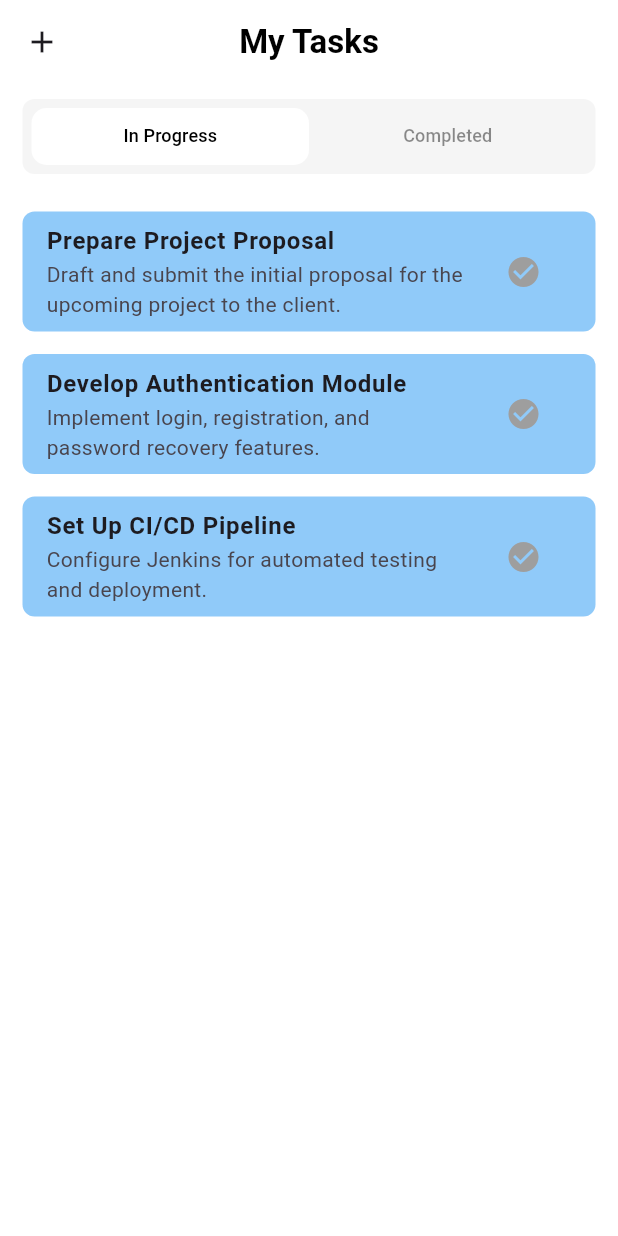
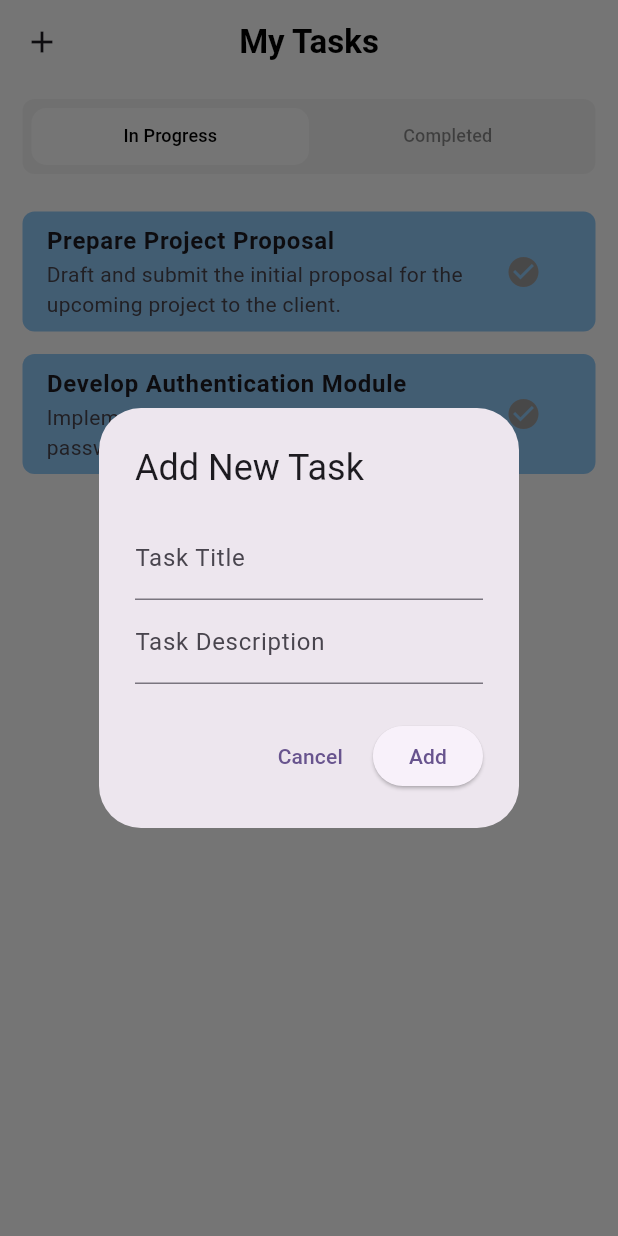
Before and after one commit to abdalhalimalzohbi/CSCI410-Task-Manager, a Flutter app: the screen it shows after launch, after a tap on the "add" icon, on a phone screen of 412 x 824 dp. Run offline on Flutter 3.47's test engine with Material 3 defaults, Android fonts, the phone set to English and light mode, and no system bars.

Commit message:
added add modal

```diff
--- a/lib/screens/HomePage.dart
+++ b/lib/screens/HomePage.dart
@@ -9,6 +9,7 @@ class HomePage extends StatefulWidget {
   @override
   State<HomePage> createState() => _HomePageState();
 }
+
 class _HomePageState extends State<HomePage> {
   final List<Task> tasks = [
     Task(
@@ -29,23 +30,6 @@ class _HomePageState extends State<HomePage> {
           'Implement login, registration, and password recovery features.',
       status: 'Ongoing',
     ),
-    Task(
-      title: 'Conduct Code Review',
-      description:
-          'Review the codebase for the new features implemented in Sprint 2.',
-      status: 'Completed',
-    ),
-    Task(
-      title: 'Set Up CI/CD Pipeline',
-      description: 'Configure Jenkins for automated testing and deployment.',
-      status: 'Ongoing',
-    ),
-    Task(
-      title: 'Prepare Sprint Retrospective',
-      description:
-          'Document the successes, challenges, and lessons learned during Sprint 2.',
-      status: 'Completed',
-    ),
   ];
 
   void updateTaskStatus(Task task, String newStatus) {
@@ -59,6 +43,59 @@ class _HomePageState extends State<HomePage> {
         );
       }
     });
+  }
+
+  void _showAddTaskDialog() {
+    final TextEditingController titleController = TextEditingController();
+    final TextEditingController descriptionController = TextEditingController();
+
+    showDialog(
+      context: context,
+      builder: (BuildContext context) {
+        return AlertDialog(
+          title: const Text('Add New Task'),
+          content: Column(
+            mainAxisSize: MainAxisSize.min,
+            children: [
+              TextField(
+                controller: titleController,
+                decoration: const InputDecoration(labelText: 'Task Title'),
+              ),
+              TextField(
+                controller: descriptionController,
+                decoration: const InputDecoration(labelText: 'Task Description'),
+              ),
+            ],
+          ),
+          actions: [
+            TextButton(
+              onPressed: () {
+                Navigator.of(context).pop();
+              },
+              child: const Text('Cancel'),
+            ),
+            ElevatedButton(
+              onPressed: () {
+                final String title = titleController.text.trim();
+                final String description = descriptionController.text.trim();
+
+                if (title.isNotEmpty && description.isNotEmpty) {
+                  setState(() {
+                    tasks.add(Task(
+                      title: title,
+                      description: description,
+                      status: 'Ongoing',
+                    ));
+                  });
+                  Navigator.of(context).pop();
+                }
+              },
+              child: const Text('Add'),
+            ),
+          ],
+        );
+      },
+    );
   }
 
   @override
@@ -75,7 +112,10 @@ class _HomePageState extends State<HomePage> {
             'My Tasks',
             style: TextStyle(fontWeight: FontWeight.bold, color: Colors.black),
           ),
-          leading: IconButton(onPressed: (){}, icon: Icon(Icons.add)),
+          leading: IconButton(
+            onPressed: _showAddTaskDialog,
+            icon: const Icon(Icons.add),
+          ),
           bottom: PreferredSize(
             preferredSize: const Size.fromHeight(70),
             child: ClipRRect(
```
